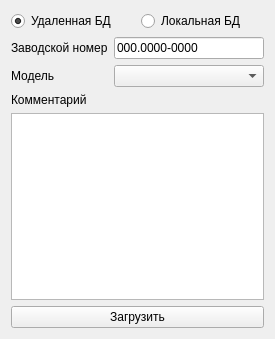
The window that usonicapp/forms/upload.ui (Kneshal/usonicApp) describes before a commit, drawn with Qt 5.
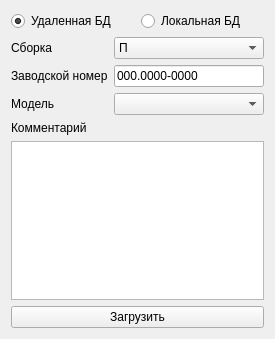
The same window after the commit.

Commit message: Add stat calc, composition, synchronization

Patch:
```diff
--- a/usonicapp/forms/upload.ui
+++ b/usonicapp/forms/upload.ui
@@ -47,6 +47,53 @@
      </item>
     </layout>
    </item>
+   <item>
+    <layout class="QHBoxLayout" name="horizontalLayout_4">
+     <item>
+      <widget class="QLabel" name="label">
+       <property name="text">
+        <string>Сборка</string>
+       </property>
+      </widget>
+     </item>
+     <item>
+      <widget class="QComboBox" name="composition_combobox">
+       <property name="sizePolicy">
+        <sizepolicy hsizetype="Preferred" vsizetype="Fixed">
+         <horstretch>0</horstretch>
+         <verstretch>0</verstretch>
+        </sizepolicy>
+       </property>
+       <property name="minimumSize">
+        <size>
+         <width>150</width>
+         <height>0</height>
+        </size>
+       </property>
+       <item>
+        <property name="text">
+         <string>П</string>
+        </property>
+       </item>
+       <item>
+        <property name="text">
+         <string>ПК</string>
+        </property>
+       </item>
+       <item>
+        <property name="text">
+         <string>ПКИ</string>
+        </property>
+       </item>
+       <item>
+        <property name="text">
+         <string>Неизвестно</string>
+        </property>
+       </item>
+      </widget>
+     </item>
+    </layout>
+   </item>
    <item>
     <layout class="QHBoxLayout" name="horizontalLayout_2">
      <item>
```
The commit also changes 15 other files.
